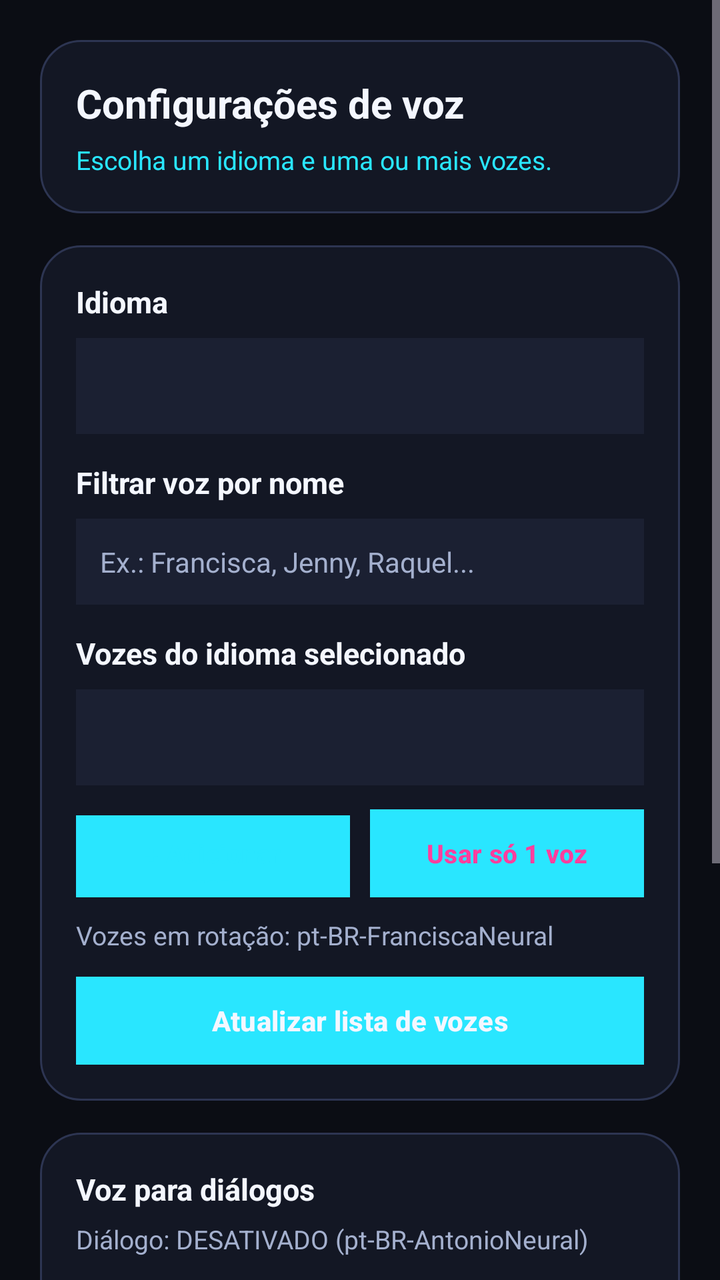
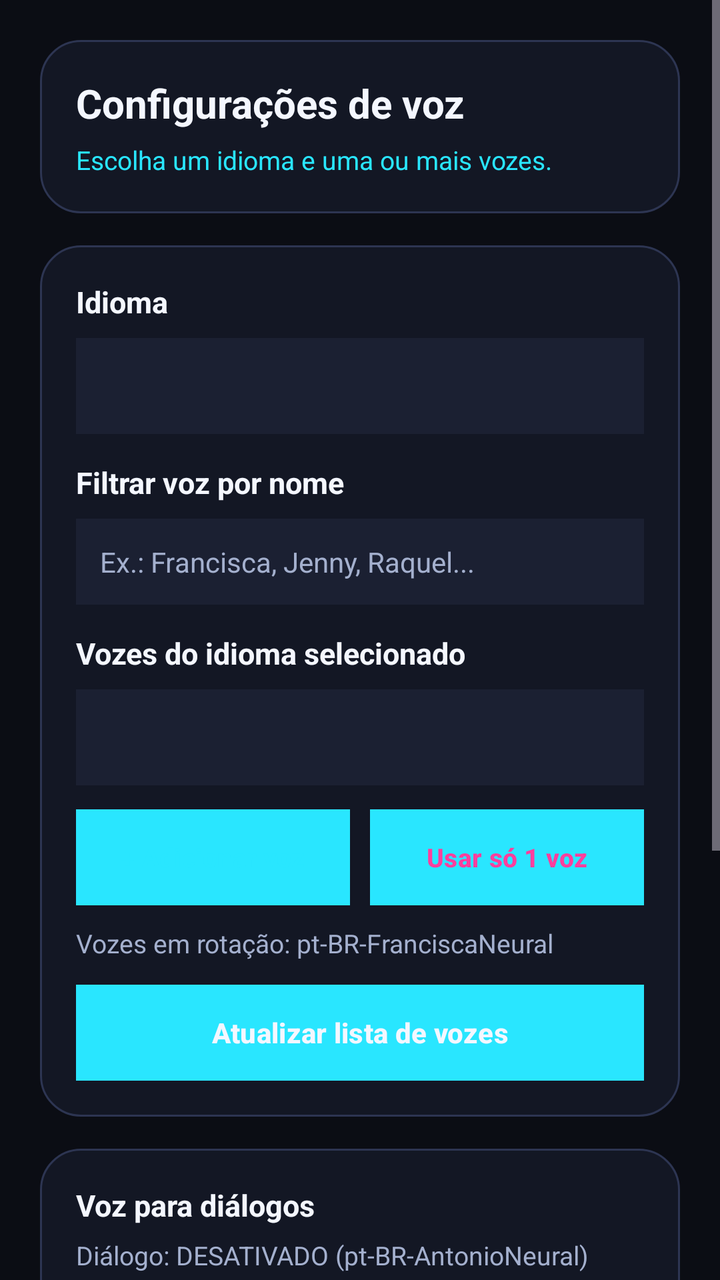

The first picture is an Android layout as it rendered before a commit; the second is the same layout after the commit. The layout source and the unified diff follow.
<!-- AndroidManifest.xml: application theme Theme.GlowTTS -->
<!-- res/layout/activity_settings.xml -->
<?xml version="1.0" encoding="utf-8"?>
<ScrollView xmlns:android="http://schemas.android.com/apk/res/android"
    android:layout_width="match_parent"
    android:layout_height="match_parent"
    android:background="@color/glow_bg_dark"
    android:fillViewport="true">

    <LinearLayout
        android:layout_width="match_parent"
        android:layout_height="wrap_content"
        android:orientation="vertical"
        android:padding="20dp">

        <LinearLayout
            android:layout_width="match_parent"
            android:layout_height="wrap_content"
            android:background="@drawable/bg_glow_card"
            android:orientation="vertical"
            android:padding="18dp">

            <TextView
                android:layout_width="wrap_content"
                android:layout_height="wrap_content"
                android:text="Configurações de voz"
                android:textColor="@color/glow_text_primary"
                android:textSize="20sp"
                android:textStyle="bold" />

            <TextView
                android:id="@+id/tvSettingsStatus"
                android:layout_width="wrap_content"
                android:layout_height="wrap_content"
                android:layout_marginTop="6dp"
                android:text="Escolha um idioma e uma ou mais vozes."
                android:textColor="@color/glow_cyan"
                android:textSize="13sp" />
        </LinearLayout>

        <LinearLayout
            android:layout_width="match_parent"
            android:layout_height="wrap_content"
            android:layout_marginTop="16dp"
            android:background="@drawable/bg_glow_card"
            android:orientation="vertical"
            android:padding="18dp">

            <TextView
                android:layout_width="wrap_content"
                android:layout_height="wrap_content"
                android:text="Idioma"
                android:textColor="@color/glow_text_primary"
                android:textSize="15sp"
                android:textStyle="bold" />

            <Spinner
                android:id="@+id/spLanguages"
                android:layout_width="match_parent"
                android:layout_height="48dp"
                android:layout_marginTop="8dp"
                android:background="@color/glow_surface_elevated"
                android:padding="8dp" />

            <TextView
                android:layout_width="wrap_content"
                android:layout_height="wrap_content"
                android:layout_marginTop="14dp"
                android:text="Filtrar voz por nome"
                android:textColor="@color/glow_text_primary"
                android:textSize="15sp"
                android:textStyle="bold" />

            <EditText
                android:id="@+id/etVoiceSearch"
                android:layout_width="match_parent"
                android:layout_height="wrap_content"
                android:layout_marginTop="8dp"
                android:background="@color/glow_surface_elevated"
                android:hint="Ex.: Francisca, Jenny, Raquel..."
                android:inputType="text"
                android:padding="12dp"
                android:textColor="@color/glow_text_primary"
                android:textColorHint="@color/glow_text_secondary"
                android:textSize="14sp" />

            <TextView
                android:layout_width="wrap_content"
                android:layout_height="wrap_content"
                android:layout_marginTop="14dp"
                android:text="Vozes do idioma selecionado"
                android:textColor="@color/glow_text_primary"
                android:textSize="15sp"
                android:textStyle="bold" />

            <Spinner
                android:id="@+id/spVoices"
                android:layout_width="match_parent"
                android:layout_height="48dp"
                android:layout_marginTop="8dp"
                android:background="@color/glow_surface_elevated"
                android:padding="8dp" />

            <LinearLayout
                android:layout_width="match_parent"
                android:layout_height="wrap_content"
                android:layout_marginTop="12dp"
                android:orientation="horizontal">

                <Button
                    android:id="@+id/btnAddVoiceToList"
                    android:layout_width="0dp"
                    android:layout_height="44dp"
                    android:layout_weight="1"
                    android:background="@color/glow_surface_elevated"
                    android:backgroundTint="@null"
                    android:text="+ Adicionar voz"
                    android:textColor="@color/glow_cyan"
                    android:textSize="13sp"
                    android:textStyle="bold" />

                <Button
                    android:id="@+id/btnClearVoiceList"
                    android:layout_width="0dp"
                    android:layout_height="44dp"
                    android:layout_marginStart="10dp"
                    android:layout_weight="1"
                    android:background="@color/glow_surface_elevated"
                    android:backgroundTint="@null"
                    android:text="Usar só 1 voz"
                    android:textColor="@color/glow_pink"
                    android:textSize="13sp"
                    android:textStyle="bold" />
            </LinearLayout>

            <TextView
                android:id="@+id/tvActiveVoicesList"
                android:layout_width="match_parent"
                android:layout_height="wrap_content"
                android:layout_marginTop="10dp"
                android:text="Vozes em rotação: pt-BR-FranciscaNeural"
                android:textColor="@color/glow_text_secondary"
                android:textSize="13sp" />

            <Button
                android:id="@+id/btnReloadVoices"
                android:layout_width="match_parent"
                android:layout_height="44dp"
                android:layout_marginTop="12dp"
                android:background="@color/glow_surface_elevated"
                android:backgroundTint="@null"
                android:text="Atualizar lista de vozes"
                android:textColor="@color/glow_text_primary"
                android:textStyle="bold" />
        </LinearLayout>

        <LinearLayout
            android:layout_width="match_parent"
            android:layout_height="wrap_content"
            android:layout_marginTop="16dp"
            android:background="@drawable/bg_glow_card"
            android:orientation="vertical"
            android:padding="18dp">

            <TextView
                android:layout_width="wrap_content"
                android:layout_height="wrap_content"
                android:text="Voz para diálogos"
                android:textColor="@color/glow_text_primary"
                android:textSize="15sp"
                android:textStyle="bold" />

            <TextView
                android:id="@+id/tvDialogueVoiceStatus"
                android:layout_width="wrap_content"
                android:layout_height="wrap_content"
                android:layout_marginTop="6dp"
                android:text="Diálogo: DESATIVADO (pt-BR-AntonioNeural)"
                android:textColor="@color/glow_text_secondary"
                android:textSize="13sp" />

            <LinearLayout
                android:layout_width="match_parent"
                android:layout_height="wrap_content"
                android:layout_marginTop="12dp"
                android:orientation="horizontal">

                <Button
                    android:id="@+id/btnSetDialogueVoice"
                    android:layout_width="0dp"
                    android:layout_height="44dp"
                    android:layout_weight="1"
                    android:background="@color/glow_surface_elevated"
                    android:backgroundTint="@null"
                    android:text="Definir voz diálogo"
                    android:textColor="@color/glow_cyan"
                    android:textSize="12sp"
                    android:textStyle="bold" />

                <Button
                    android:id="@+id/btnToggleDialogueVoice"
                    android:layout_width="0dp"
                    android:layout_height="44dp"
                    android:layout_marginStart="10dp"
                    android:layout_weight="1"
                    android:background="@color/glow_surface_elevated"
                    android:backgroundTint="@null"
                    android:text="Ativar / Desativar"
                    android:textColor="@color/glow_pink"
                    android:textSize="12sp"
                    android:textStyle="bold" />
            </LinearLayout>
        </LinearLayout>

        <LinearLayout
            android:layout_width="match_parent"
            android:layout_height="wrap_content"
            android:layout_marginTop="16dp"
            android:background="@drawable/bg_glow_card"
            android:orientation="vertical"
            android:padding="18dp">

            <TextView
                android:id="@+id/tvRateLabel"
                android:layout_width="wrap_content"
                android:layout_height="wrap_content"
                android:text="Velocidade extra: +0%"
                android:textColor="@color/glow_text_primary"
                android:textSize="15sp"
                android:textStyle="bold" />

            <SeekBar
                android:id="@+id/sbRate"
                android:layout_width="match_parent"
                android:layout_height="wrap_content"
                android:layout_marginTop="8dp"
                android:max="100" />

            <TextView
                android:id="@+id/tvPitchLabel"
                android:layout_width="wrap_content"
                android:layout_height="wrap_content"
                android:layout_marginTop="14dp"
                android:text="Tom extra: +0Hz"
                android:textColor="@color/glow_text_primary"
                android:textSize="15sp"
                android:textStyle="bold" />

            <SeekBar
                android:id="@+id/sbPitch"
                android:layout_width="match_parent"
                android:layout_height="wrap_content"
                android:layout_marginTop="8dp"
                android:max="100" />

            <Button
                android:id="@+id/btnSaveSettings"
                android:layout_width="match_parent"
                android:layout_height="50dp"
                android:layout_marginTop="18dp"
                android:background="@drawable/bg_glow_button"
                android:backgroundTint="@null"
                android:text="Salvar configurações"
                android:textColor="@color/glow_text_on_accent"
                android:textSize="15sp"
                android:textStyle="bold" />
        </LinearLayout>

    </LinearLayout>
</ScrollView>
<!-- resources referenced by this layout -->
<resources>
  <color name="glow_bg_dark">#0B0D14</color>
  <color name="glow_cyan">#29E6FF</color>
  <color name="glow_pink">#FF3E9D</color>
  <color name="glow_surface_elevated">#1B2032</color>
  <color name="glow_text_on_accent">#080B12</color>
  <color name="glow_text_primary">#F4F7FF</color>
  <color name="glow_text_secondary">#A4B0CE</color>
  <!-- drawable bg_glow_button (drawable) -->
  <?xml version="1.0" encoding="utf-8"?>
  <shape xmlns:android="http://schemas.android.com/apk/res/android"
      android:shape="rectangle">
      <gradient
          android:startColor="@color/glow_cyan"
          android:centerColor="@color/glow_purple"
          android:endColor="@color/glow_pink"
          android:angle="0" />
      <corners android:radius="16dp" />
  </shape>
  <!-- drawable bg_glow_card (drawable) -->
  <?xml version="1.0" encoding="utf-8"?>
  <shape xmlns:android="http://schemas.android.com/apk/res/android"
      android:shape="rectangle">
      <solid android:color="@color/glow_surface" />
      <corners android:radius="20dp" />
      <stroke
          android:width="1dp"
          android:color="@color/glow_border_subtle" />
  </shape>
  <style name="Theme.GlowTTS" parent="Theme.Material3.Dark.NoActionBar">
          <item name="colorPrimary">@color/glow_cyan</item>
          <item name="colorOnPrimary">@color/glow_text_on_accent</item>
          <item name="colorSecondary">@color/glow_pink</item>
          <item name="colorOnSecondary">@color/glow_text_primary</item>
          <item name="colorTertiary">@color/glow_purple</item>
  
          <item name="android:windowBackground">@color/glow_bg_dark</item>
          <item name="android:statusBarColor">@color/glow_bg_dark</item>
          <item name="android:navigationBarColor">@color/glow_bg_dark</item>
          <item name="android:windowLightStatusBar">false</item>
          <item name="android:windowLightNavigationBar">false</item>
      </style>
  <color name="glow_purple">#9B5CFF</color>
  <color name="glow_surface">#131724</color>
  <color name="glow_border_subtle">#2D3552</color>
</resources>

<!-- the commit's change to res/layout/activity_settings.xml (unified diff, before → after) -->
@@ -108,10 +108,15 @@
                 <Button
                     android:id="@+id/btnAddVoiceToList"
                     android:layout_width="0dp"
-                    android:layout_height="44dp"
-                    android:layout_weight="1"
-                    android:background="@color/glow_surface_elevated"
-                    android:backgroundTint="@null"
+                    android:layout_height="wrap_content"
+                    android:layout_weight="1"
+                    android:background="@color/glow_surface_elevated"
+                    android:backgroundTint="@null"
+                    android:gravity="center"
+                    android:maxLines="2"
+                    android:minHeight="48dp"
+                    android:paddingHorizontal="8dp"
+                    android:paddingVertical="10dp"
                     android:text="+ Adicionar voz"
                     android:textColor="@color/glow_cyan"
                     android:textSize="13sp"
@@ -120,11 +125,16 @@
                 <Button
                     android:id="@+id/btnClearVoiceList"
                     android:layout_width="0dp"
-                    android:layout_height="44dp"
+                    android:layout_height="wrap_content"
                     android:layout_marginStart="10dp"
                     android:layout_weight="1"
                     android:background="@color/glow_surface_elevated"
                     android:backgroundTint="@null"
+                    android:gravity="center"
+                    android:maxLines="2"
+                    android:minHeight="48dp"
+                    android:paddingHorizontal="8dp"
+                    android:paddingVertical="10dp"
                     android:text="Usar só 1 voz"
                     android:textColor="@color/glow_pink"
                     android:textSize="13sp"
@@ -143,10 +153,15 @@
             <Button
                 android:id="@+id/btnReloadVoices"
                 android:layout_width="match_parent"
-                android:layout_height="44dp"
+                android:layout_height="wrap_content"
                 android:layout_marginTop="12dp"
                 android:background="@color/glow_surface_elevated"
                 android:backgroundTint="@null"
+                android:gravity="center"
+                android:maxLines="2"
+                android:minHeight="48dp"
+                android:paddingHorizontal="12dp"
+                android:paddingVertical="10dp"
                 android:text="Atualizar lista de vozes"
                 android:textColor="@color/glow_text_primary"
                 android:textStyle="bold" />
@@ -186,10 +201,15 @@
                 <Button
                     android:id="@+id/btnSetDialogueVoice"
                     android:layout_width="0dp"
-                    android:layout_height="44dp"
-                    android:layout_weight="1"
-                    android:background="@color/glow_surface_elevated"
-                    android:backgroundTint="@null"
+                    android:layout_height="wrap_content"
+                    android:layout_weight="1"
+                    android:background="@color/glow_surface_elevated"
+                    android:backgroundTint="@null"
+                    android:gravity="center"
+                    android:maxLines="2"
+                    android:minHeight="48dp"
+                    android:paddingHorizontal="8dp"
+                    android:paddingVertical="10dp"
                     android:text="Definir voz diálogo"
                     android:textColor="@color/glow_cyan"
                     android:textSize="12sp"
@@ -198,11 +218,16 @@
                 <Button
                     android:id="@+id/btnToggleDialogueVoice"
                     android:layout_width="0dp"
-                    android:layout_height="44dp"
+                    android:layout_height="wrap_content"
                     android:layout_marginStart="10dp"
                     android:layout_weight="1"
                     android:background="@color/glow_surface_elevated"
                     android:backgroundTint="@null"
+                    android:gravity="center"
+                    android:maxLines="2"
+                    android:minHeight="48dp"
+                    android:paddingHorizontal="8dp"
+                    android:paddingVertical="10dp"
                     android:text="Ativar / Desativar"
                     android:textColor="@color/glow_pink"
                     android:textSize="12sp"
@@ -254,10 +279,15 @@
             <Button
                 android:id="@+id/btnSaveSettings"
                 android:layout_width="match_parent"
-                android:layout_height="50dp"
+                android:layout_height="wrap_content"
                 android:layout_marginTop="18dp"
                 android:background="@drawable/bg_glow_button"
                 android:backgroundTint="@null"
+                android:gravity="center"
+                android:maxLines="2"
+                android:minHeight="50dp"
+                android:paddingHorizontal="14dp"
+                android:paddingVertical="12dp"
                 android:text="Salvar configurações"
                 android:textColor="@color/glow_text_on_accent"
                 android:textSize="15sp"
